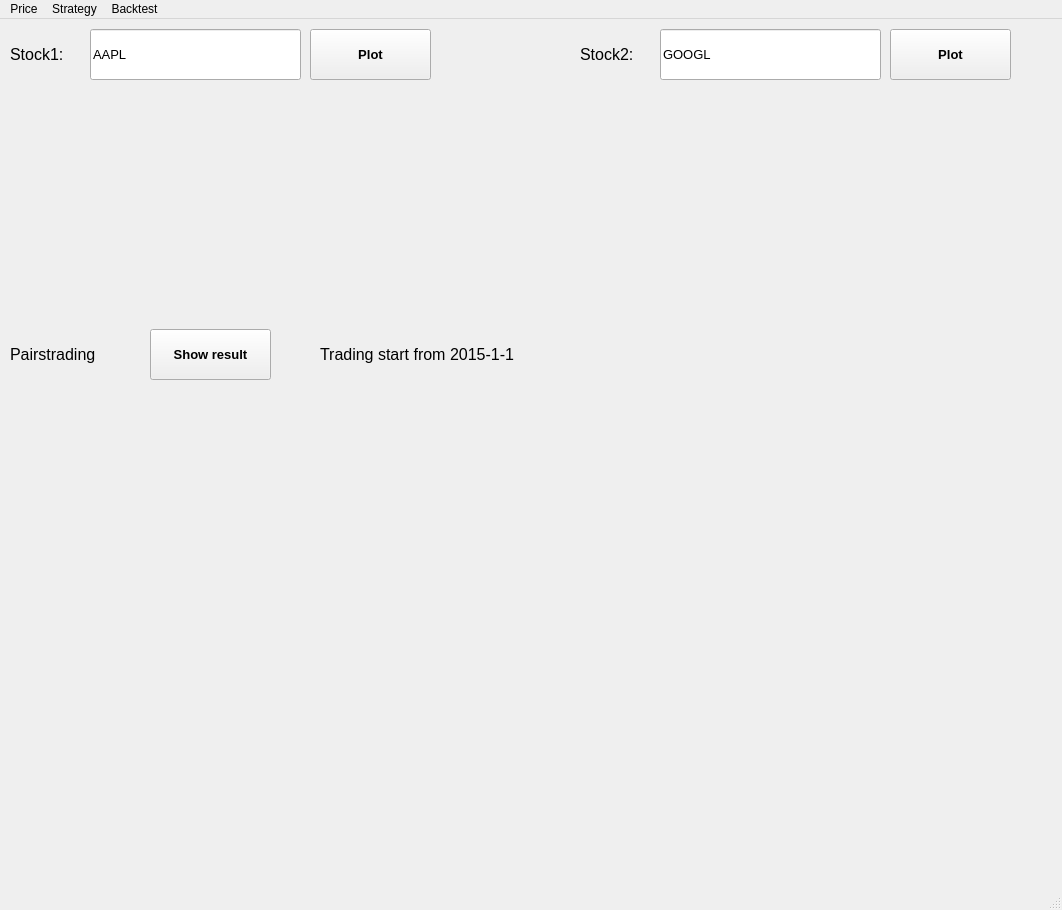
Qt form PriceUI.ui (liutuol/584project) before a commit.
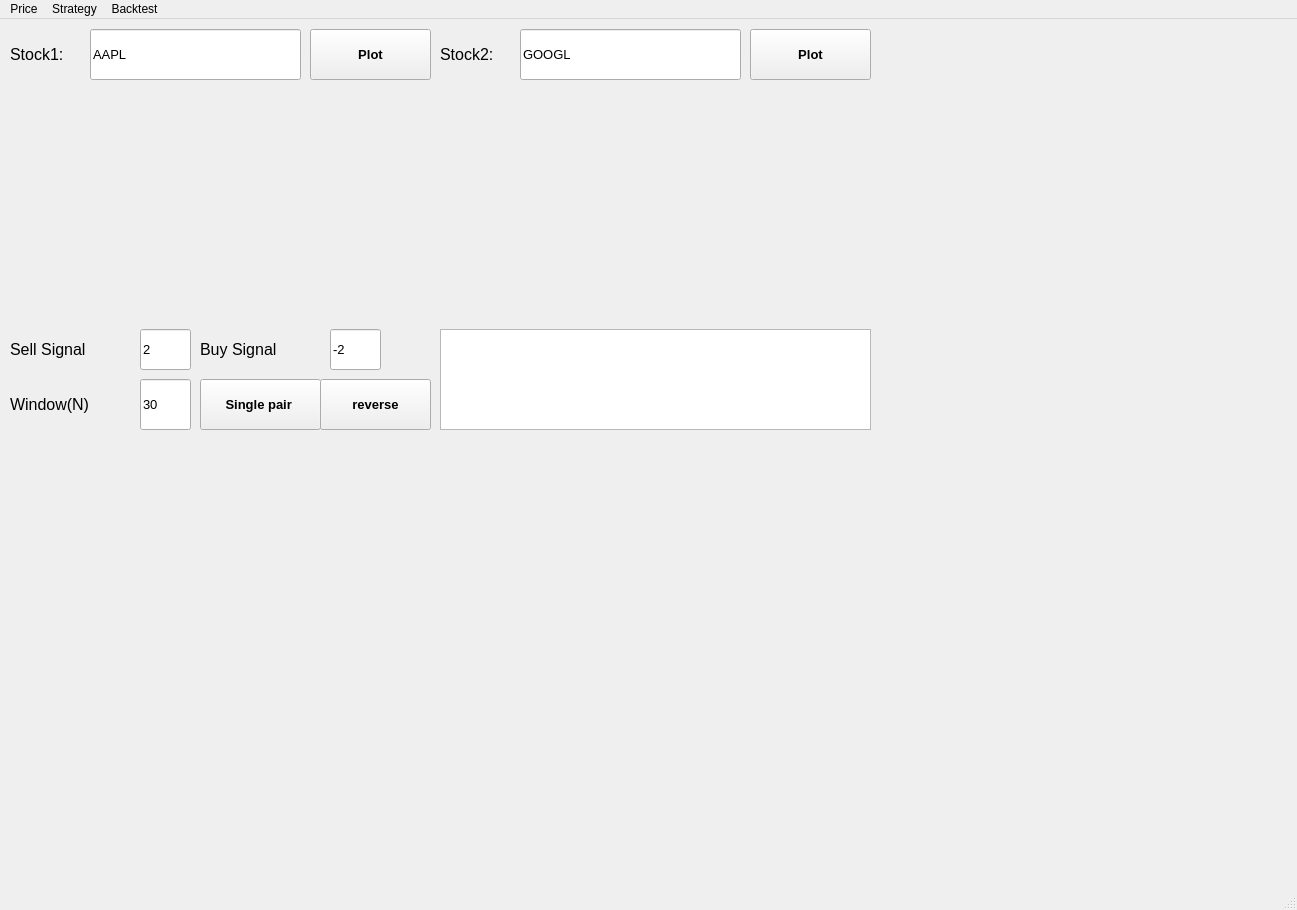
The same form after that commit.

```diff
--- a/PriceUI.ui
+++ b/PriceUI.ui
@@ -6,7 +6,7 @@
    <rect>
     <x>0</x>
     <y>0</y>
-    <width>1062</width>
+    <width>1297</width>
     <height>910</height>
    </rect>
   </property>
@@ -55,7 +55,7 @@
    <widget class="QLineEdit" name="lineEdit_2">
     <property name="geometry">
      <rect>
-      <x>660</x>
+      <x>520</x>
       <y>10</y>
       <width>221</width>
       <height>51</height>
@@ -73,7 +73,7 @@
    <widget class="QPushButton" name="pushButton_2">
     <property name="geometry">
      <rect>
-      <x>890</x>
+      <x>750</x>
       <y>10</y>
       <width>121</width>
       <height>51</height>
@@ -111,7 +111,7 @@
    <widget class="QLabel" name="label_2">
     <property name="geometry">
      <rect>
-      <x>580</x>
+      <x>440</x>
       <y>10</y>
       <width>71</width>
       <height>51</height>
@@ -131,7 +131,7 @@
      <rect>
       <x>10</x>
       <y>70</y>
-      <width>501</width>
+      <width>421</width>
       <height>231</height>
      </rect>
     </property>
@@ -140,9 +140,9 @@
    <widget class="QWidget" name="verticalLayoutWidget_2">
     <property name="geometry">
      <rect>
-      <x>530</x>
+      <x>440</x>
       <y>70</y>
-      <width>501</width>
+      <width>431</width>
       <height>231</height>
      </rect>
     </property>
@@ -152,36 +152,18 @@
     <property name="geometry">
      <rect>
       <x>10</x>
-      <y>360</y>
-      <width>1021</width>
-      <height>491</height>
+      <y>420</y>
+      <width>861</width>
+      <height>431</height>
      </rect>
     </property>
     <layout class="QVBoxLayout" name="plotlayout_3"/>
    </widget>
-   <widget class="QLabel" name="label_3">
-    <property name="geometry">
-     <rect>
-      <x>10</x>
-      <y>310</y>
-      <width>121</width>
-      <height>51</height>
-     </rect>
-    </property>
-    <property name="font">
-     <font>
-      <pointsize>12</pointsize>
-     </font>
-    </property>
-    <property name="text">
-     <string>Pairstrading</string>
-    </property>
-   </widget>
    <widget class="QPushButton" name="pushButton_3">
     <property name="geometry">
      <rect>
-      <x>150</x>
-      <y>310</y>
+      <x>200</x>
+      <y>360</y>
       <width>121</width>
       <height>51</height>
      </rect>
@@ -194,25 +176,145 @@
      </font>
     </property>
     <property name="text">
-     <string>Show result</string>
+     <string>Single pair </string>
     </property>
    </widget>
-   <widget class="QLabel" name="label_4">
+   <widget class="QLabel" name="label_3">
+    <property name="geometry">
+     <rect>
+      <x>10</x>
+      <y>310</y>
+      <width>121</width>
+      <height>41</height>
+     </rect>
+    </property>
+    <property name="font">
+     <font>
+      <pointsize>12</pointsize>
+     </font>
+    </property>
+    <property name="text">
+     <string>Sell Signal</string>
+    </property>
+   </widget>
+   <widget class="QLineEdit" name="sell_signal">
+    <property name="geometry">
+     <rect>
+      <x>140</x>
+      <y>310</y>
+      <width>51</width>
+      <height>41</height>
+     </rect>
+    </property>
+    <property name="font">
+     <font>
+      <pointsize>10</pointsize>
+     </font>
+    </property>
+    <property name="text">
+     <string>2</string>
+    </property>
+   </widget>
+   <widget class="QLabel" name="label_5">
+    <property name="geometry">
+     <rect>
+      <x>200</x>
+      <y>310</y>
+      <width>121</width>
+      <height>41</height>
+     </rect>
+    </property>
+    <property name="font">
+     <font>
+      <pointsize>12</pointsize>
+     </font>
+    </property>
+    <property name="text">
+     <string>Buy Signal</string>
+    </property>
+   </widget>
+   <widget class="QLineEdit" name="buy_signal">
+    <property name="geometry">
+     <rect>
+      <x>330</x>
+      <y>310</y>
+      <width>51</width>
+      <height>41</height>
+     </rect>
+    </property>
+    <property name="font">
+     <font>
+      <pointsize>10</pointsize>
+     </font>
+    </property>
+    <property name="text">
+     <string>-2</string>
+    </property>
+   </widget>
+   <widget class="QLabel" name="label_6">
+    <property name="geometry">
+     <rect>
+      <x>10</x>
+      <y>360</y>
+      <width>111</width>
+      <height>51</height>
+     </rect>
+    </property>
+    <property name="font">
+     <font>
+      <pointsize>12</pointsize>
+     </font>
+    </property>
+    <property name="text">
+     <string>Window(N)</string>
+    </property>
+   </widget>
+   <widget class="QLineEdit" name="window">
+    <property name="geometry">
+     <rect>
+      <x>140</x>
+      <y>360</y>
+      <width>51</width>
+      <height>51</height>
+     </rect>
+    </property>
+    <property name="font">
+     <font>
+      <pointsize>10</pointsize>
+     </font>
+    </property>
+    <property name="text">
+     <string>30</string>
+    </property>
+   </widget>
+   <widget class="QTableView" name="tableView_static">
+    <property name="geometry">
+     <rect>
+      <x>440</x>
+      <y>310</y>
+      <width>431</width>
+      <height>101</height>
+     </rect>
+    </property>
+   </widget>
+   <widget class="QPushButton" name="pushButton_4">
     <property name="geometry">
      <rect>
       <x>320</x>
-      <y>310</y>
-      <width>251</width>
+      <y>360</y>
+      <width>111</width>
       <height>51</height>
      </rect>
     </property>
     <property name="font">
      <font>
-      <pointsize>12</pointsize>
+      <pointsize>10</pointsize>
+      <weight>75</weight>
+      <bold>true</bold>
      </font>
     </property>
     <property name="text">
-     <string>Trading start from 2015-1-1</string>
+     <string>reverse</string>
     </property>
    </widget>
   </widget>
@@ -221,7 +323,7 @@
     <rect>
      <x>0</x>
      <y>0</y>
-     <width>1062</width>
+     <width>1297</width>
      <height>26</height>
     </rect>
    </property>
```
